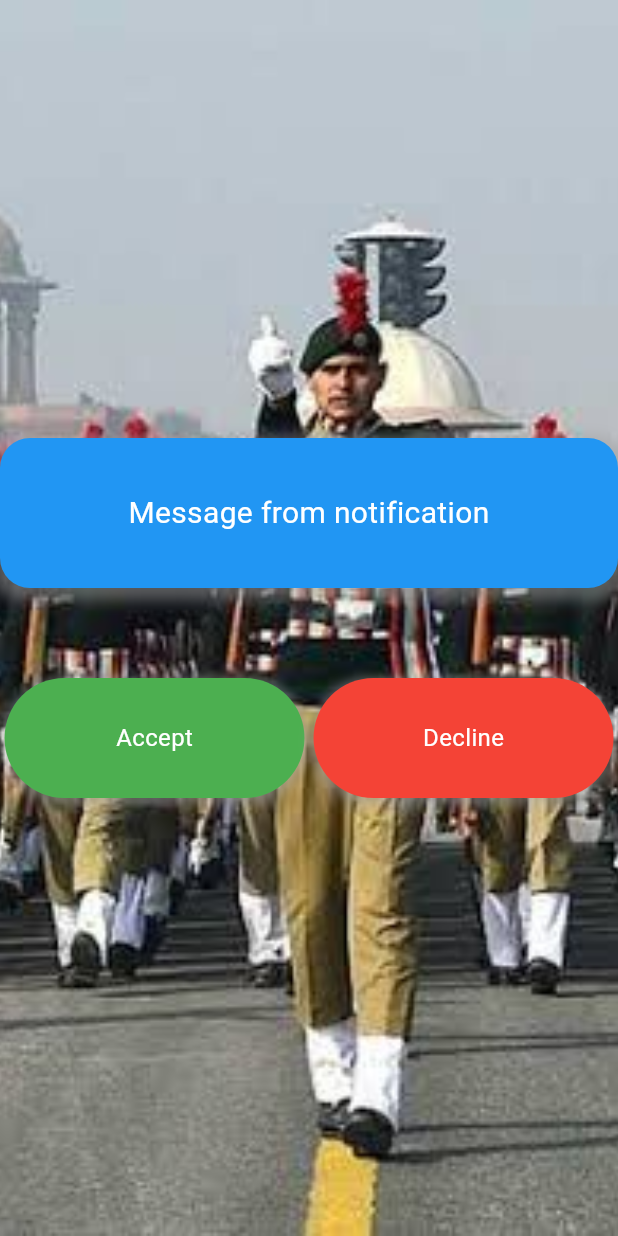
After one commit to WebOps-and-Blockchain-Club/udaan-app-client, a Flutter app: the AcceptDecline screen opened directly, after a tap on "Accept", on a phone screen of 412 x 824 dp. The commit adds this screen. Run offline on Flutter 3.47's test engine with Material 3 defaults, Android fonts, the phone set to English and light mode, and no system bars; our stand-ins replace carousel_slider, dio, firebase_core, firebase_messaging, flutter_dotenv, flutter_otp_text_field and 4 more; missing offline and left inert: flutter_mapbox_navigation, mapbox_gl; accounts and stored records are empty.

Commit message:
Accept decline & User message and minor changes in api and signup pages

```diff
--- /dev/null
+++ b/lib/oldpages/accept_decline.dart
@@ -0,0 +1,301 @@
+
+
+
+
+// import 'package:flutter/material.dart';
+
+// class AcceptDecline extends StatefulWidget {
+//   @override
+//   State<AcceptDecline> createState() => _AcceptDeclineState();
+// }
+
+// class _AcceptDeclineState extends State<AcceptDecline> {
+//   @override
+//   Widget build(BuildContext context) {
+//     return Scaffold(
+//       body: Center(
+//         child: Column(
+//           mainAxisAlignment: MainAxisAlignment.center,
+//           children: [
+//             // Central Box
+//             Container(
+//               width: 500,
+//               height: 100,
+//               decoration: BoxDecoration(
+//                 color: Colors.blue,
+//                 borderRadius: BorderRadius.circular(20),
+//                 boxShadow: [
+//                   BoxShadow(
+//                     color: Colors.grey.withOpacity(0.5),
+//                     spreadRadius: 5,
+//                     blurRadius: 7,
+//                     offset: Offset(0, 3),
+//                   ),
+//                 ],
+//               ),
+//               child: const Center(
+//                 child: Text(
+//                   'Message from notification',
+//                   textAlign: TextAlign.center,
+//                   style: TextStyle(
+//                     color: Colors.white,
+//                     fontSize: 20,
+//                   ),
+//                 ),
+//               ),
+//             ),
+//             SizedBox(height: 60),
+
+//             // Accept and Decline Boxes
+//             Row(
+//               mainAxisAlignment: MainAxisAlignment.spaceAround,
+//               children: [
+//                 GestureDetector(
+//                   onTap: () {
+//                     // Handle accept action
+//                     print('Accept Request');
+//                   },
+//                   child: Container(
+//                     width: 150,
+//                     height: 80,
+//                     decoration: BoxDecoration(
+//                       color: Colors.green,
+//                       borderRadius: BorderRadius.circular(50),
+//                       boxShadow: [
+//                         BoxShadow(
+//                           color: Colors.grey.withOpacity(0.5),
+//                           spreadRadius: 3,
+//                           blurRadius: 5,
+//                           offset: Offset(0, 2),
+//                         ),
+//                       ],
+//                     ),
+//                     child: Center(
+//                       child: Text(
+//                         'Accept',
+//                         style: TextStyle(
+//                           color: Colors.white,
+//                           fontSize: 16,
+//                         ),
+//                       ),
+//                     ),
+//                   ),
+//                 ),
+//                 GestureDetector(
+//                   onTap: () {
+//                     // Handle decline action
+//                     print('Decline Request');
+//                   },
+//                   child: Container(
+//                     width: 150,
+//                     height: 80,
+//                     decoration: BoxDecoration(
+//                       color: Colors.red,
+//                       borderRadius: BorderRadius.circular(50),
+//                       boxShadow: [
+//                         BoxShadow(
+//                           color: Colors.grey.withOpacity(0.5),
+//                           spreadRadius: 3,
+//                           blurRadius: 5,
+//                           offset: Offset(0, 2),
+//                         ),
+//                       ],
+//                     ),
+//                     child: Center(
+//                       child: Text(
+//                         'Decline',
+//                         style: TextStyle(
+//                           color: Colors.white,
+//                           fontSize: 16,
+//                         ),
+//                       ),
+//                     ),
+//                   ),
+//                 ),
+//               ],
+//             ),
+//           ],
+//         ),
+//       ),
+//     );
+//   }
+// }
+import 'package:flutter/material.dart';
+import 'package:location/location.dart';
+import 'package:mapbox_gl/mapbox_gl.dart';
+
+import '../helpers/mapbox_handler.dart';
+import '../main.dart';
+//import '../screens/home.dart';
+import '../widgets/api.dart';
+//import 'package:mapbox_turn_by_turn/ui/splash.dart';
+
+class AcceptDecline extends StatefulWidget {
+  @override
+  State<AcceptDecline> createState() => _AcceptDeclineState();
+}
+
+class _AcceptDeclineState extends State<AcceptDecline> {
+  @override
+  // void initState() {
+  //   // initializeLocationAndSave();
+  // }
+
+  void initializeLocationAndSave() async {
+    // Ensure all permissions are collected for Locations
+    Location _location = Location();
+    bool? _serviceEnabled;
+    PermissionStatus? _permissionGranted;
+
+    _serviceEnabled = await _location.serviceEnabled();
+    if (!_serviceEnabled) {
+      _serviceEnabled = await _location.requestService();
+    }
+
+    _permissionGranted = await _location.hasPermission();
+    if (_permissionGranted == PermissionStatus.denied) {
+      _permissionGranted = await _location.requestPermission();
+    }
+
+    // Get the current user location
+    LocationData _locationData = await _location.getLocation();
+    LatLng currentLocation =
+        LatLng(_locationData.latitude!, _locationData.longitude!);
+
+    // Get the current user address
+    String currentAddress =
+        (await getParsedReverseGeocoding(currentLocation))['place'];
+    postDataToApiAddress(currentLocation,
+        currentAddress); //    --------------->>>>>>>>>>>>>>>    //uncomment thiss for passing lat lng
+    //currentAddress = jsonEncode(currentAddress);
+
+    // Store the user location in sharedPreferences
+    sharedPreferences.setDouble('latitude', _locationData.latitude!);
+    sharedPreferences.setDouble('longitude', _locationData.longitude!);
+    sharedPreferences.setString('current-address', currentAddress);
+    //await Duration(seconds: 30);
+    // Navigator.pushAndRemoveUntil(
+    //     context, ////////comment this one
+    //     MaterialPageRoute(builder: (_) => const Home()),
+    //     (route) => false);
+  }
+
+  @override
+  Widget build(BuildContext context) {
+    return Scaffold(
+      body: Container(
+        decoration: const BoxDecoration(
+          image: DecorationImage(
+            image: AssetImage(
+                'assets/image/Events1.jpg'), // Replace with your image path
+            fit: BoxFit.cover,
+          ),
+        ),
+        child: Center(
+          child: Column(
+            mainAxisAlignment: MainAxisAlignment.center,
+            children: [
+              // Central Box
+              Container(
+                width: 500,
+                height: 100,
+                decoration: BoxDecoration(
+                  color: Colors.blue,
+                  borderRadius: BorderRadius.circular(20),
+                  boxShadow: [
+                    BoxShadow(
+                      color: Colors.grey.withOpacity(0.5),
+                      spreadRadius: 5,
+                      blurRadius: 7,
+                      offset: Offset(0, 3),
+                    ),
+                  ],
+                ),
+                child: const Center(
+                  child: Text(
+                    'Message from notification',
+                    textAlign: TextAlign.center,
+                    style: TextStyle(
+                      color: Colors.white,
+                      fontSize: 20,
+                    ),
+                  ),
+                ),
+              ),
+              SizedBox(height: 60),
+
+              // Accept and Decline Boxes
+              Row(
+                mainAxisAlignment: MainAxisAlignment.spaceAround,
+                children: [
+                  GestureDetector(
+                    onTap: () {
+                      initializeLocationAndSave();
+                      print('Accept Request');
+                    },
+                    child: Container(
+                      width: 200,
+                      height: 80,
+                      decoration: BoxDecoration(
+                        color: Colors.green,
+                        borderRadius: BorderRadius.circular(50),
+                        boxShadow: [
+                          BoxShadow(
+                            color: Colors.grey.withOpacity(0.5),
+                            spreadRadius: 3,
+                            blurRadius: 5,
+                            offset: Offset(0, 2),
+                          ),
+                        ],
+                      ),
+                      child: Center(
+                        child: Text(
+                          'Accept',
+                          style: TextStyle(
+                            color: Colors.white,
+                            fontSize: 16,
+                          ),
+                        ),
+                      ),
+                    ),
+                  ),
+                  GestureDetector(
+                    onTap: () {
+                      // Handle decline action
+                      print('Decline Request');
+                    },
+                    child: Container(
+                      width: 200,
+                      height: 80,
+                      decoration: BoxDecoration(
+                        color: Colors.red,
+                        borderRadius: BorderRadius.circular(50),
+                        boxShadow: [
+                          BoxShadow(
+                            color: Colors.grey.withOpacity(0.5),
+                            spreadRadius: 3,
+                            blurRadius: 5,
+                            offset: Offset(0, 2),
+                          ),
+                        ],
+                      ),
+                      child: Center(
+                        child: Text(
+                          'Decline',
+                          style: TextStyle(
+                            color: Colors.white,
+                            fontSize: 16,
+                          ),
+                        ),
+                      ),
+                    ),
+                  ),
+                ],
+              ),
+            ],
+          ),
+        ),
+      ),
+    );
+  }
+}
```
Also changed, not shown: lib/oldpages/signinpage.dart (+50 -6 lines), lib/oldpages/user_message.dart (added, +238 -0 lines), lib/widgets/api.dart (+79 -50 lines).
